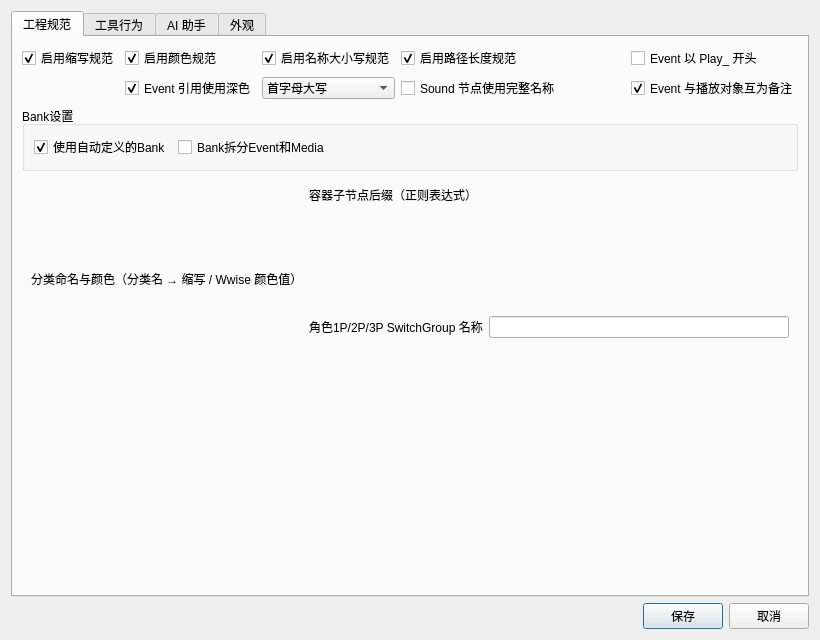
First picture: the form in ui/ProjectSettings.ui, repository victor647/WAAPI_Tools, before the edit.
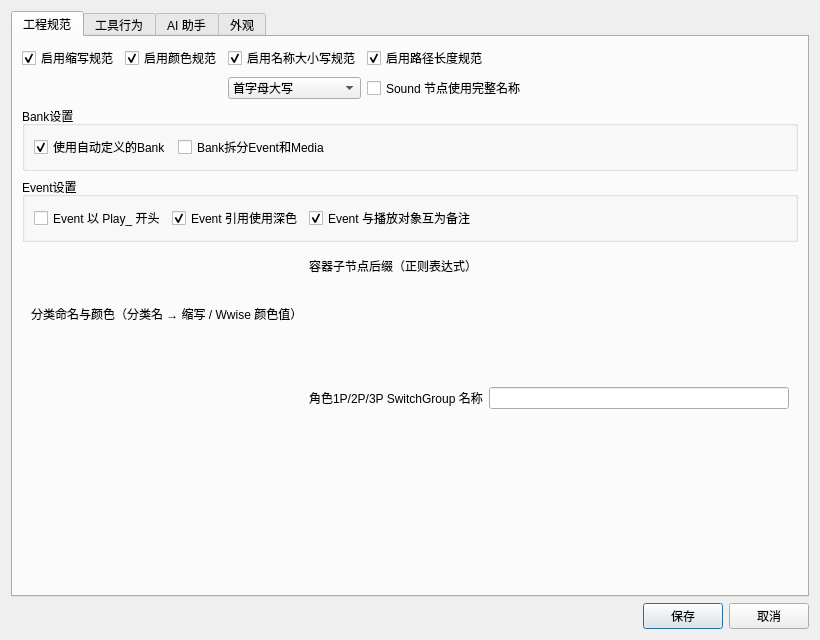
Second picture: the form after the edit. Custom widgets are drawn as their Qt base class.

The edit to the form file:
```diff
--- a/ui/ProjectSettings.ui
+++ b/ui/ProjectSettings.ui
@@ -52,19 +52,6 @@
            </property>
           </widget>
          </item>
-         <item row="1" column="1">
-          <widget class="QCheckBox" name="cbxEventRefDarkColor">
-           <property name="text">
-            <string>Event 引用使用深色</string>
-           </property>
-           <property name="toolTip">
-            <string>启用后，「更新备注与颜色」等自动调整颜色的工具会把被 Event 播放（或被 SoundBank 包含）的对象改成同色系的深色版本，方便区分已挂事件的对象；关闭后这些对象保持普通分类色。</string>
-           </property>
-           <property name="checked">
-            <bool>true</bool>
-           </property>
-          </widget>
-         </item>
          <item row="0" column="2">
           <widget class="QCheckBox" name="cbxEnableNameCase">
            <property name="text">
@@ -125,29 +112,6 @@
            </property>
           </widget>
          </item>
-         <item row="0" column="5">
-          <widget class="QCheckBox" name="cbxPlayPrefixInEvent">
-           <property name="text">
-            <string>Event 以 Play_ 开头</string>
-           </property>
-           <property name="toolTip">
-            <string>独立开关，不受其它规范影响：开启后新建的 Play 事件名称统一带 Play_ 前缀。</string>
-           </property>
-          </widget>
-         </item>
-         <item row="1" column="5">
-          <widget class="QCheckBox" name="cbxEventRefNotes">
-           <property name="text">
-            <string>Event 与播放对象互为备注</string>
-           </property>
-           <property name="toolTip">
-            <string>开启后，自动更新备注的工具会把 Event 的播放对象写上「Played by Event [...]」、Event 写上对象路径（被 SoundBank 包含的对象写「Included by SoundBank [...]」）；关闭后这些工具不再改动 Notes。</string>
-           </property>
-           <property name="checked">
-            <bool>true</bool>
-           </property>
-          </widget>
-         </item>
          <item row="0" column="4" rowspan="2">
           <spacer name="regulationSpacer">
            <property name="orientation">
@@ -208,6 +172,64 @@
          </layout>
         </widget>
        </item>
+       <item>
+        <widget class="QGroupBox" name="grpEventSettings">
+         <property name="title">
+          <string>Event设置</string>
+         </property>
+         <layout class="QHBoxLayout" name="eventSettingsLayout">
+          <item>
+           <widget class="QCheckBox" name="cbxPlayPrefixInEvent">
+            <property name="text">
+             <string>Event 以 Play_ 开头</string>
+            </property>
+            <property name="toolTip">
+             <string>独立开关，不受其它规范影响：开启后新建的 Play 事件名称统一带 Play_ 前缀。</string>
+            </property>
+           </widget>
+          </item>
+          <item>
+           <widget class="QCheckBox" name="cbxEventRefDarkColor">
+            <property name="text">
+             <string>Event 引用使用深色</string>
+            </property>
+            <property name="toolTip">
+             <string>仅在启用颜色规范时可用：开启后，「更新备注与颜色」等自动调整颜色的工具会把被 Event 播放（或被 SoundBank 包含）的对象改成同色系的深色版本，方便区分已挂事件的对象；关闭后这些对象保持普通分类色。</string>
+            </property>
+            <property name="checked">
+             <bool>true</bool>
+            </property>
+           </widget>
+          </item>
+          <item>
+           <widget class="QCheckBox" name="cbxEventRefNotes">
+            <property name="text">
+             <string>Event 与播放对象互为备注</string>
+            </property>
+            <property name="toolTip">
+             <string>开启后，自动更新备注的工具会把 Event 的播放对象写上「Played by Event [...]」、Event 写上对象路径（被 SoundBank 包含的对象写「Included by SoundBank [...]」）；关闭后这些工具不再改动 Notes。</string>
+            </property>
+            <property name="checked">
+             <bool>true</bool>
+            </property>
+           </widget>
+          </item>
+          <item>
+           <spacer name="eventSettingsSpacer">
+            <property name="orientation">
+             <enum>Qt::Horizontal</enum>
+            </property>
+            <property name="sizeHint" stdset="0">
+             <size>
+              <width>40</width>
+              <height>20</height>
+             </size>
+            </property>
+           </spacer>
+          </item>
+         </layout>
+        </widget>
+       </item>
       <item>
         <widget class="QWidget" name="wgtNamingContent">
         <layout class="QHBoxLayout" name="namingColumns">
```
Left out of the diff: 12 changed lines with no effect on the pictures.
